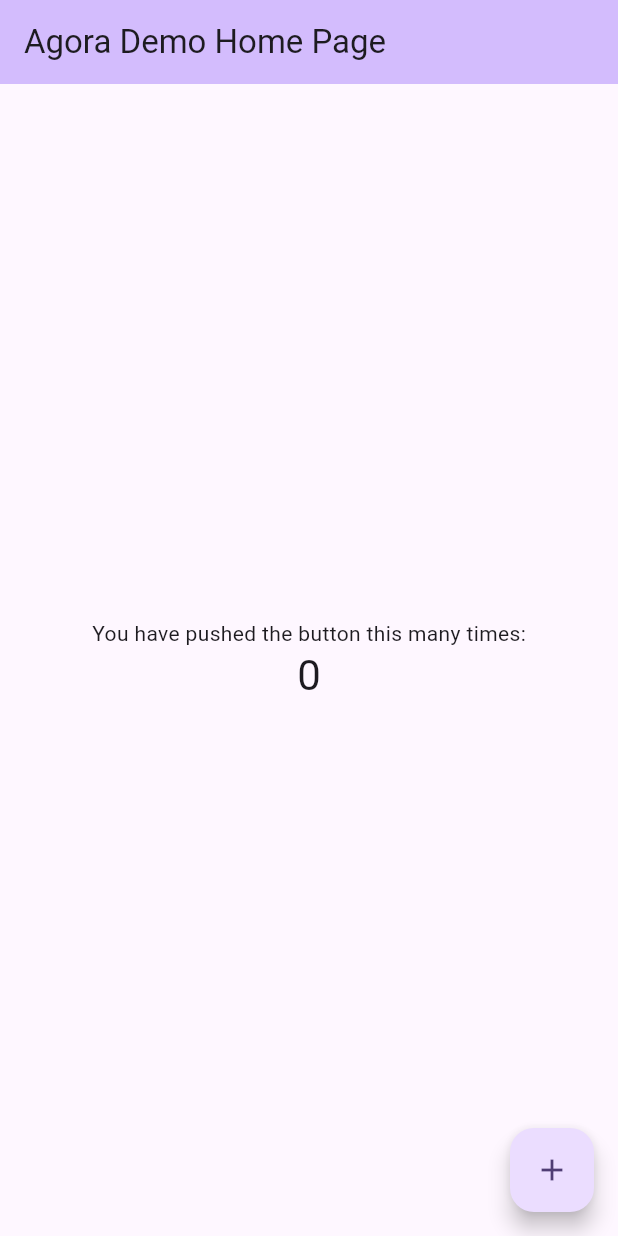
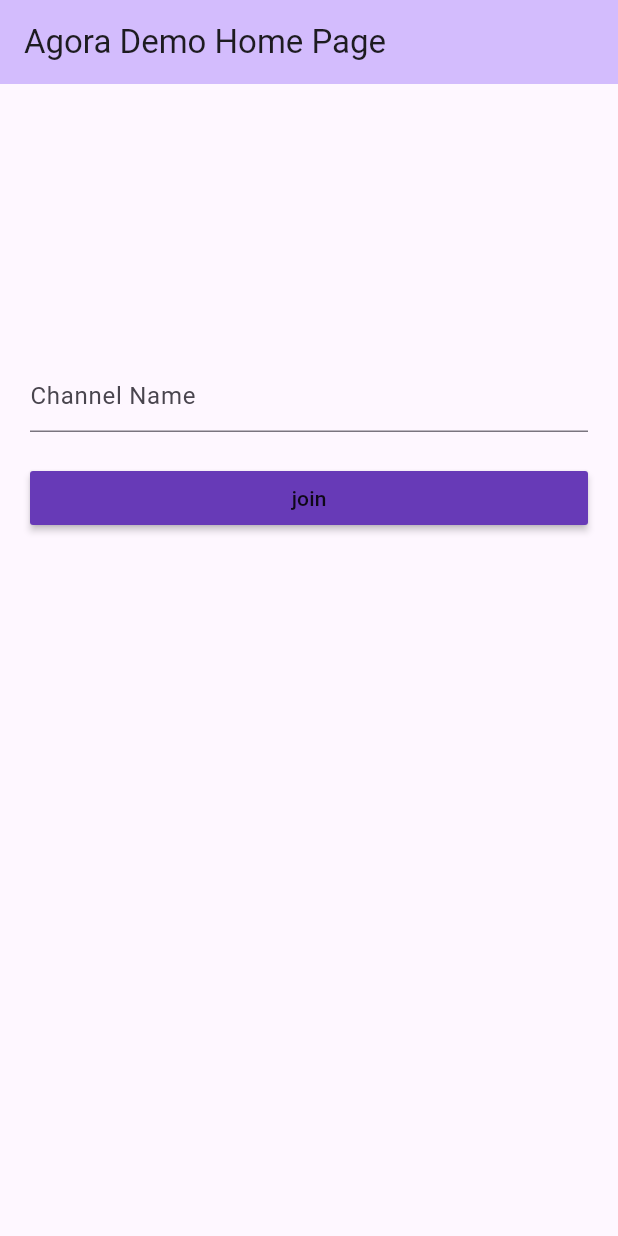
Before and after one commit to KidouEita/agora-practice-flutter, a Flutter app: the screen it shows after launch, on a phone screen of 412 x 824 dp. Run offline on Flutter 3.47's test engine with Material 2 defaults, Android fonts, the phone set to English and light mode, and no system bars.

Commit message:
Add basic enter page ui

```diff
--- a/lib/main.dart
+++ b/lib/main.dart
@@ -55,18 +55,10 @@
 }
 
 class _MyHomePageState extends State<MyHomePage> {
-  int _counter = 0;
+  final _channelController = TextEditingController();
 
-  void _incrementCounter() {
-    setState(() {
-      // This call to setState tells the Flutter framework that something has
-      // changed in this State, which causes it to rerun the build method below
-      // so that the display can reflect the updated values. If we changed
-      // _counter without calling setState(), then the build method would not be
-      // called again, and so nothing would appear to happen.
-      _counter++;
-    });
-  }
+  /// if channel textfield is validated to have error
+  bool _validateError = false;
 
   @override
   Widget build(BuildContext context) {
@@ -87,39 +79,55 @@
         title: Text(widget.title),
       ),
       body: Center(
-        // Center is a layout widget. It takes a single child and positions it
-        // in the middle of the parent.
+          // Center is a layout widget. It takes a single child and positions it
+          // in the middle of the parent.
+          child: Container(
+        padding: const EdgeInsets.symmetric(horizontal: 20),
+        height: 400,
         child: Column(
-          // Column is also a layout widget. It takes a list of children and
-          // arranges them vertically. By default, it sizes itself to fit its
-          // children horizontally, and tries to be as tall as its parent.
-          //
-          // Column has various properties to control how it sizes itself and
-          // how it positions its children. Here we use mainAxisAlignment to
-          // center the children vertically; the main axis here is the vertical
-          // axis because Columns are vertical (the cross axis would be
-          // horizontal).
-          //
-          // TRY THIS: Invoke "debug painting" (choose the "Toggle Debug Paint"
-          // action in the IDE, or press "p" in the console), to see the
-          // wireframe for each widget.
-          mainAxisAlignment: MainAxisAlignment.center,
           children: <Widget>[
-            const Text(
-              'You have pushed the button this many times:',
-            ),
-            Text(
-              '$_counter',
-              style: Theme.of(context).textTheme.headlineMedium,
-            ),
+            Row(children: <Widget>[]),
+            Row(children: <Widget>[
+              Expanded(
+                  child: TextField(
+                controller: _channelController,
+                decoration: InputDecoration(
+                    errorText:
+                        _validateError ? "Channel name is mandatory." : null,
+                    border: const UnderlineInputBorder(
+                        borderSide: BorderSide(width: 1)),
+                    hintText: "Channel Name"),
+              ))
+            ]),
+            Padding(
+                padding: EdgeInsets.symmetric(vertical: 20),
+                child: Row(
+                  children: [
+                    Expanded(
+                        child: MaterialButton(
+                            onPressed: () => onJoin(),
+                            color: Colors.deepPurple,
+                            child: const Text("join")))
+                  ],
+                ))
           ],
         ),
-      ),
-      floatingActionButton: FloatingActionButton(
-        onPressed: _incrementCounter,
-        tooltip: 'Increment',
-        child: const Icon(Icons.add),
-      ), // This trailing comma makes auto-formatting nicer for build methods.
+      )),
     );
   }
+
+  @override
+  void dispose() {
+    // dispose input controller
+    _channelController.dispose();
+    super.dispose();
+  }
+
+  onJoin() {
+    setState(() {
+      _channelController.text.isEmpty
+          ? _validateError = true
+          : _validateError = false;
+    });
+  }
 }
```
